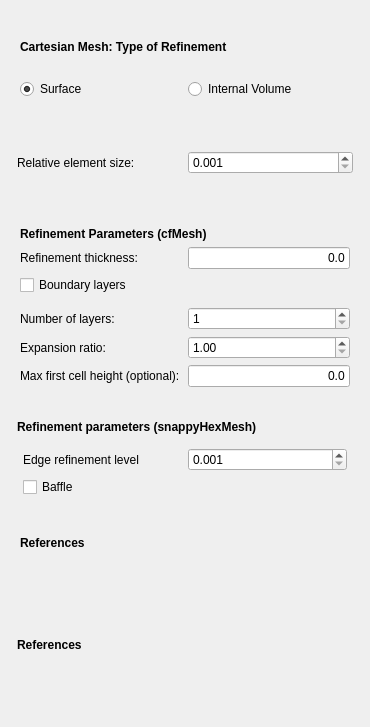
The window that TaskPanelCfdMeshRefinement.ui (jaheyns/CfdOF) describes before a commit, drawn with Qt 5.
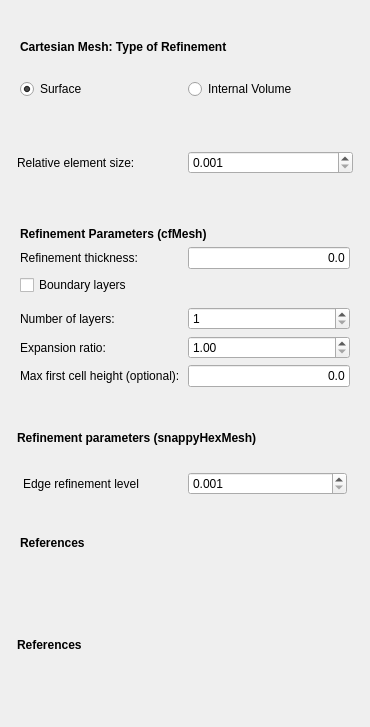
The same window after the commit. Custom widgets are drawn as their Qt base class.

Commit message:
Refactor surface output not to mesh faces individually but to detect and group according to assigned patches
This allows for more complex models with more faces and makes loading surface mesh geometries practicable.
On the downside, the mesh must now be regenerated if the geometry of boundary patches changes.

See #11

Patch:
```diff
--- a/TaskPanelCfdMeshRefinement.ui
+++ b/TaskPanelCfdMeshRefinement.ui
@@ -395,13 +395,6 @@
            </property>
           </widget>
          </item>
-         <item row="1" column="0">
-          <widget class="QCheckBox" name="baffle_check">
-           <property name="text">
-            <string>Baffle</string>
-           </property>
-          </widget>
-         </item>
         </layout>
        </widget>
       </item>
```
The commit also changes 14 other files.
